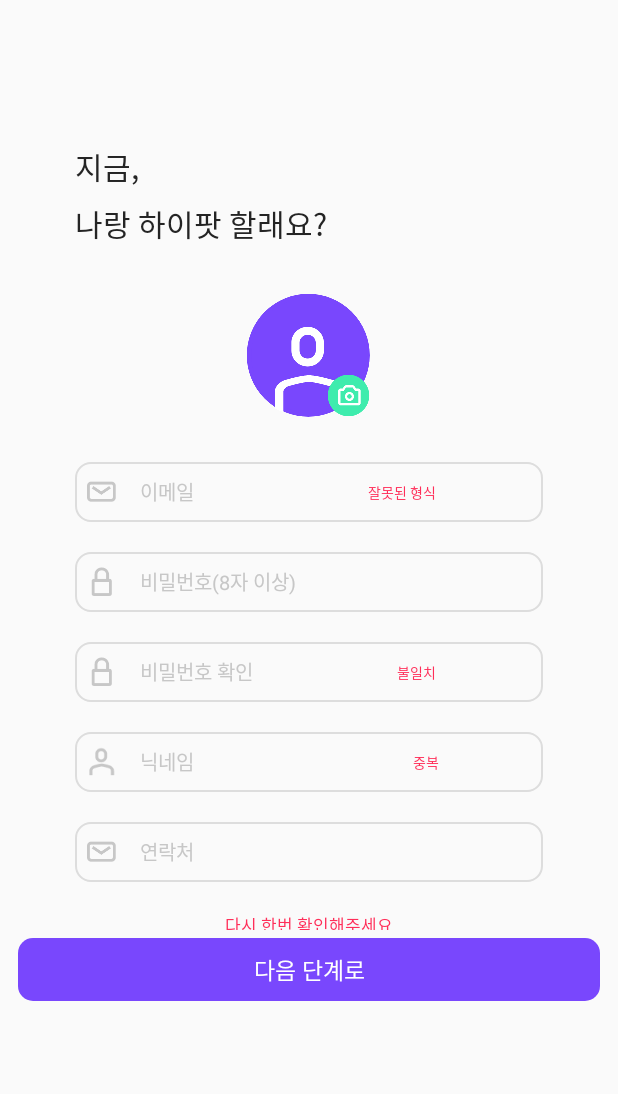
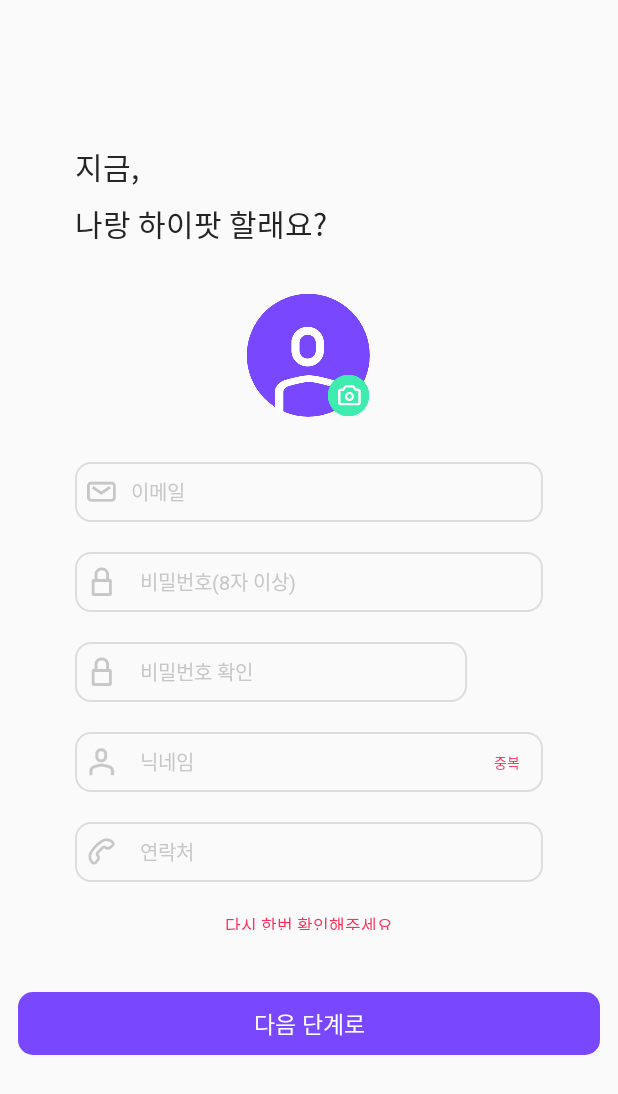
Before and after one commit to dlthgml1997/HiPart_ANDROID, an Android app: the layout activity_signup.xml on its own in the app's theme, with its tools: preview values and no code run, on a phone screen of 412 x 824 dp. Shown: the top 1094 px of the screen. Run offline under Robolectric (Android 15) with nearby library versions, the phone set to English and light mode, and no system bars.

Commit message:
make signupActivity
make focusListener

```diff
--- a/app/src/main/java/com/android/hipart_android/ui/signup/SignupPartActivity.kt
+++ b/app/src/main/java/com/android/hipart_android/ui/signup/SignupPartActivity.kt
@@ -5,12 +5,10 @@ import android.os.Bundle
 import android.util.Log
 import com.android.hipart_android.R
 import kotlinx.android.synthetic.main.activity_signup_part.*
-
 class SignupPartActivity : AppCompatActivity() {
     override fun onCreate(savedInstanceState: Bundle?) {
         super.onCreate(savedInstanceState)
         setContentView(R.layout.activity_signup_part)
-
         img_Signup_cpat.setOnClickListener {
             if (img_Signup_cpat.isSelected == true) {
                 img_Signup_cpat.isSelected = false
@@ -33,7 +31,7 @@ class SignupPartActivity : AppCompatActivity() {
         }
         img_Signup_tpat.setOnClickListener {
             if (img_Signup_tpat.isSelected == true) {
-                img_Signup_epat.isSelected = false
+                img_Signup_tpat.isSelected = false
             } else {
                 img_Signup_cpat.isSelected = false
                 img_Signup_epat.isSelected = false
--- a/app/src/main/res/layout/activity_signup.xml
+++ b/app/src/main/res/layout/activity_signup.xml
@@ -18,7 +18,9 @@
                 android:textColor="#242424"
                 android:layout_marginTop="96dp"
                 android:layout_marginLeft="50dp"
-                android:textSize="20sp"/>
+                android:textSize="20sp"
+                android:fontFamily="@font/nanum_square_bold"
+        />
         <TextView
                 android:text="나랑 하이팟 할래요?"
                 android:layout_width="wrap_content"
@@ -26,7 +28,9 @@
                 android:textColor="#242424"
                 android:layout_marginTop="8dp"
                 android:layout_marginLeft="50dp"
-                android:textSize="20sp"/>
+                android:textSize="20sp"
+                android:fontFamily="@font/nanum_square_bold"
+        />
         <ImageView
                 android:layout_width="wrap_content"
                 android:layout_height="wrap_content"
@@ -53,38 +57,29 @@
                     android:id="@+id/edt_Signup_Email_img"
             />
             <EditText
-                    android:layout_width="wrap_content"
-                    android:layout_height="wrap_content"
+                    android:layout_width="match_parent"
+                    android:layout_height="match_parent"
                     android:layout_gravity="center_vertical"
+                    android:layout_weight="1"
                     android:inputType="textEmailAddress"
                     android:id="@+id/edt_Signup_Email"
                     android:hint="이메일"
+                    android:fontFamily="@font/nanum_regular"
                     android:textColorHint="#c7c7c7"
                     android:textSize="13sp"
                     android:background="@android:color/transparent"
-                    android:layout_marginHorizontal="16dp"
+                    android:layout_marginStart="10dp"
             />
                 <TextView
+                        android:layout_gravity="center_vertical"
                         android:layout_width="wrap_content"
                         android:layout_height="wrap_content"
-                    android:layout_gravity="center"
-                    android:layout_marginLeft="100dp"
+                        android:layout_marginRight="16dp"
+                        android:visibility="invisible"
                         android:textSize="9sp"
                         android:textColor="#ff2e59"
-                    android:lineSpacingExtra="1sp"
                         tools:text="잘못된 형식"
                         android:id="@+id/txt_Signup_Wrong_Email"
-            />
-            <TextView
-                    android:layout_width="wrap_content"
-                    android:layout_height="wrap_content"
-                    android:layout_gravity="center"
-                    android:layout_marginLeft="130dp"
-                    android:textSize="9sp"
-                    android:textColor="#ff2e59"
-                    android:lineSpacingExtra="1sp"
-                    tools:text="중복"
-                    android:id="@+id/txt_Signup_Overlap_Email"
                 />
         </LinearLayout>
         <LinearLayout
@@ -105,12 +100,13 @@
                     android:layout_gravity="center_vertical"
             />
             <EditText
-                android:layout_width="wrap_content"
-                android:layout_height="wrap_content"
+                    android:layout_width="match_parent"
+                    android:layout_height="match_parent"
                     android:layout_gravity="center_vertical"
                     android:inputType="textPassword"
                     android:hint="비밀번호(8자 이상)"
                     android:textColorHint="#c7c7c7"
+                    android:fontFamily="@font/nanum_regular"
                     android:textSize="13sp"
                     android:id="@+id/edt_Signup_Password"
                     android:background="@android:color/transparent"
@@ -118,7 +114,7 @@
             />
         </LinearLayout>
         <LinearLayout
-                android:layout_width="match_parent"
+                android:layout_width="261dp"
                 android:layout_height="40dp"
                 android:layout_marginTop="20dp"
                 android:layout_marginHorizontal="50dp"
@@ -135,12 +131,14 @@
                     android:layout_gravity="center_vertical"
             />
             <EditText
-                    android:layout_width="wrap_content"
-                    android:layout_height="wrap_content"
+                    android:layout_width="match_parent"
+                    android:layout_height="match_parent"
                     android:layout_gravity="center_vertical"
-                    android:inputType="textEmailAddress"
+                    android:inputType="textPassword"
+                    android:layout_weight="1"
                     android:hint="비밀번호 확인"
                     android:textColorHint="#c7c7c7"
+                    android:fontFamily="@font/nanum_regular"
                     android:textSize="13sp"
                     android:id="@+id/edt_Signup_PasswordCheck"
                     android:layout_marginHorizontal="16dp"
@@ -149,9 +147,10 @@
             <TextView
                     android:layout_width="wrap_content"
                     android:layout_height="wrap_content"
-                    android:layout_gravity="center"
-                    android:layout_marginLeft="80dp"
+                    android:layout_gravity="center_vertical"
+                    android:layout_marginRight="16dp"
                     android:textSize="9sp"
+                    android:visibility="invisible"
                     android:textColor="#ff2e59"
                     android:lineSpacingExtra="1sp"
                     tools:text="불일치"
@@ -176,12 +175,14 @@
                     android:layout_gravity="center_vertical"
             />
             <EditText
-                    android:layout_width="wrap_content"
-                    android:layout_height="wrap_content"
+                    android:layout_width="match_parent"
+                    android:layout_height="match_parent"
                     android:layout_gravity="center_vertical"
-                    android:inputType="textEmailAddress"
+                    android:inputType="textPersonName"
                     android:hint="닉네임"
+                    android:layout_weight="1"
                     android:textColorHint="#c7c7c7"
+                    android:fontFamily="@font/nanum_regular"
                     android:textSize="13sp"
                     android:id="@+id/edt_Signup_Nickname"
                     android:layout_marginHorizontal="16dp"
@@ -190,12 +191,13 @@
             <TextView
                     android:layout_width="wrap_content"
                     android:layout_height="wrap_content"
-                    android:layout_gravity="center"
-                    android:layout_marginLeft="130dp"
+                    android:layout_gravity="center_vertical"
+                    android:layout_marginRight="15dp"
                     android:textSize="9sp"
                     android:textColor="#ff2e59"
                     android:lineSpacingExtra="1sp"
                     tools:text="중복"
+                    android:visibility="visible"
                     android:id="@+id/txt_Signup_Overlap_Nickname"
             />
         </LinearLayout>
@@ -210,7 +212,7 @@
             <ImageView
                     android:layout_width="wrap_content"
                     android:layout_height="wrap_content"
-                    android:src="@drawable/login_id_off_icon"
+                    android:src="@drawable/login_phone_off_icon"
                     android:layout_centerVertical="true"
                     android:layout_marginLeft="8dp"
                     android:id="@+id/edt_Signup_Phonenumber_img"
@@ -219,9 +221,11 @@
             <EditText
                     android:layout_width="match_parent"
                     android:layout_height="match_parent"
-                    android:inputType="textEmailAddress"
+                    android:inputType="textPhonetic"
                     android:hint="연락처"
                     android:textColorHint="#c7c7c7"
+                    android:layout_gravity="center_vertical"
+                    android:fontFamily="@font/nanum_regular"
                     android:textSize="13sp"
                     android:id="@+id/edt_Signup_Phonenumber"
                     android:layout_marginHorizontal="16dp"
@@ -242,6 +246,12 @@
                     android:textSize="11sp"
             />
         </LinearLayout>
+        <LinearLayout
+                android:layout_width="match_parent"
+                android:layout_height="wrap_content"
+                android:layout_gravity="center"
+                android:layout_marginTop="36dp"
+        >
             <Button
                     android:layout_width="match_parent"
                     android:layout_height="42dp"
@@ -251,7 +261,9 @@
                     android:text="다음 단계로"
                     android:textColor="#ffffff"
                     android:textSize="15sp"
+                    android:fontFamily="@font/nanum_extra_bold"
+                    android:id="@+id/btn_signup_nextstep"
             />
-
+        </LinearLayout>
     </LinearLayout>
 </RelativeLayout>
```
Also changed, not shown: app/src/main/java/com/android/hipart_android/ui/signup/SignupActivity.kt (+79 -26 lines), app/src/main/res/layout/activity_signup_part.xml (+8 -9 lines), app/src/main/res/drawable-hdpi/login_phone_off_icon.png (added), app/src/main/res/drawable-hdpi/login_phone_on_icon.png (added), app/src/main/res/drawable-mdpi/login_phone_off_icon.png (added), app/src/main/res/drawable-mdpi/login_phone_on_icon.png (added), app/src/main/res/drawable-xhdpi/login_phone_off_icon.png (added), app/src/main/res/drawable-xhdpi/login_phone_on_icon.png (added), app/src/main/res/drawable-xxhdpi/login_phone_off_icon.png (added), app/src/main/res/drawable-xxhdpi/login_phone_on_icon.png (added), app/src/main/res/drawable-xxxhdpi/login_phone_off_icon.png (added), app/src/main/res/drawable-xxxhdpi/login_phone_on_icon.png (added). Lines whose indentation alone changed are shown as unchanged.
